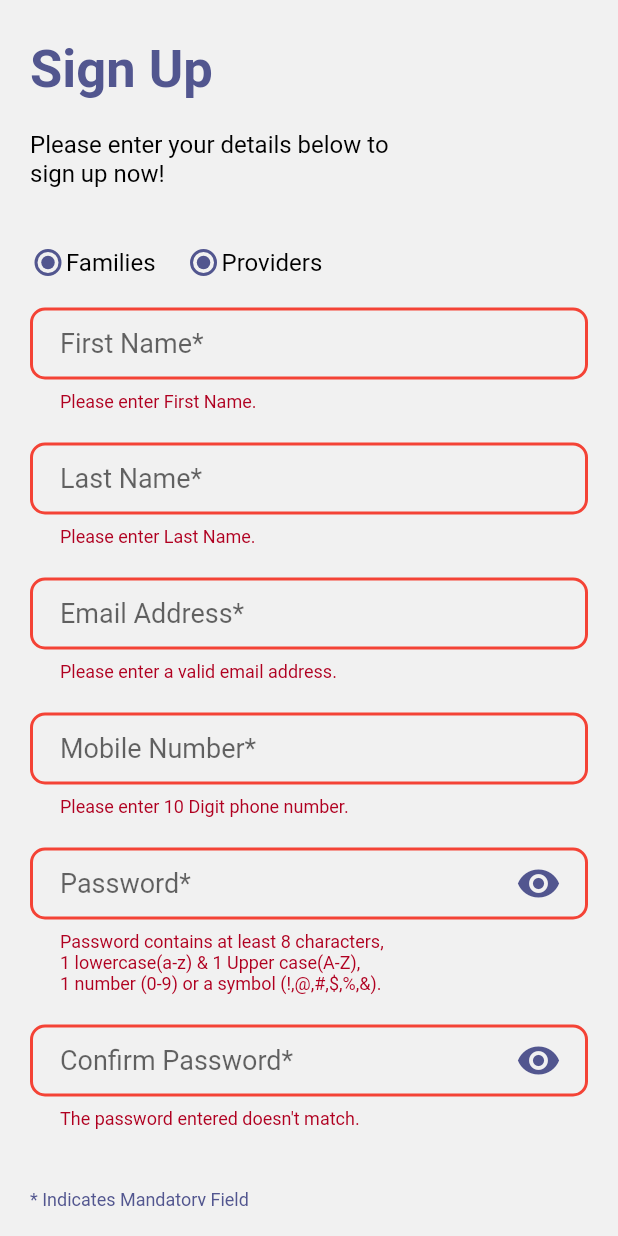
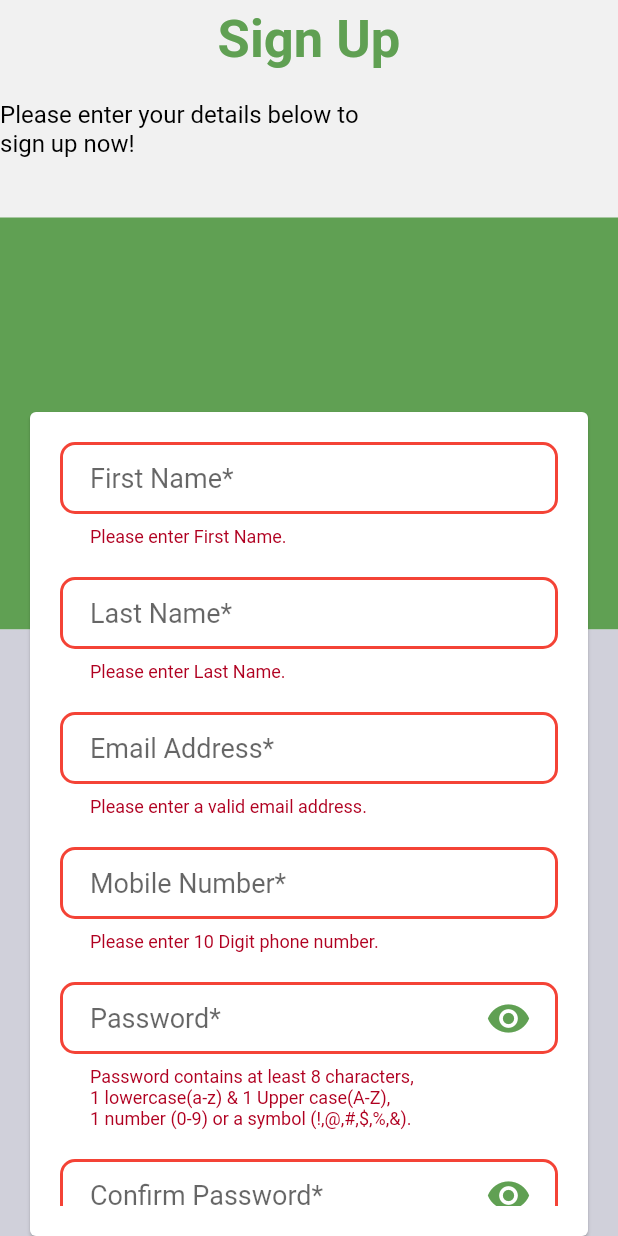
Before and after one commit to amit-flutter/demo_flutter, a Flutter app: the screen it shows after launch, after a tap on "Sign Up", on a phone screen of 412 x 824 dp. Run offline on Flutter 3.47's test engine with Material 2 defaults, Android fonts, the phone set to English and light mode, and no system bars; our stand-ins replace get, shared_preferences.

Commit message:
Splash Screen

```diff
--- a/lib/controller/network/api.dart
+++ b/lib/controller/network/api.dart
@@ -1,8 +1,7 @@
 import 'dart:convert';
 
+import 'package:demo_flutter/utils/constant/strings.dart';
 import 'package:http/http.dart' as http;
-
-import '../utils/constant/strings.dart';
 
 class FormData {
   final String firstname;
--- a/lib/main.dart
+++ b/lib/main.dart
@@ -2,8 +2,8 @@
 
 import 'package:flutter/material.dart';
 import 'package:get/get.dart';
-import 'package:demo_flutter/controller/utils/constant/colors.dart';
-import 'package:demo_flutter/controller/utils/route.dart';
+import 'package:demo_flutter/utils/constant/colors.dart';
+import 'package:demo_flutter/utils/route.dart';
 
 void main() async {
   runApp(const MyApp());
--- a/lib/controller/utils/constant/colors.dart
+++ b/lib/utils/constant/colors.dart
@@ -1,12 +1,12 @@
 import 'package:flutter/material.dart';
-import 'package:demo_flutter/controller/utils/constant/style.dart';
+import 'package:demo_flutter/utils/constant/style.dart';
 
 //ThemeConst class will contain all color and theme info.
 class ThemeConst {
   static const Color kDarkBackGround = Color.fromRGBO(55, 58, 69, 1);
   static const Color kLightBackGround = Color.fromRGBO(241, 241, 241, 1);
 
-  static const Color kHighLight1 = Color(0xFF52568f);
+  static const Color kHighLight1 = Color(0xFF60A053);
   static const Color kHighLight2 = Color(0xfacfcfda);
   static const Color kHighLight2Black = Colors.black;
   static const Color kHighLight3DeepBlue = Color.fromRGBO(35, 60, 91, 1);
@@ -15,7 +15,7 @@ class ThemeConst {
   static const Color kGreen = Colors.green;
   static const Color kYellow = Colors.yellow;
 
-  static const Color kHighLight2White = Color.fromRGBO(255, 255, 255, 1);
+  static const Color kHighLight2White = Colors.white;
   static const Color kHighLight3Black = Color.fromRGBO(0, 0, 0, 1);
   static const Color kHighLight4DarkGray = Color.fromRGBO(137, 145, 173, 1);
   static const Color kHighLight5LightBlue = Color.fromRGBO(160, 174, 225, 1);
--- a/lib/controller/utils/constant/strings.dart
+++ b/lib/utils/constant/strings.dart
@@ -1,6 +1,7 @@
 //all constant string which are used in app are define here.
 class StringConst {
   //Image Path String
+  static const String kLogoImage = 'assets/logo.png';
   static const String kLogo = 'assets/logo.png';
 
   //Sign Up Screen
@@ -28,33 +29,4 @@ class StringConst {
 
   static const String kSuccess = 'Success';
 
-  //home screen
-  static const String kPleaseDefine = 'Please define your available dates\nand times.';
-  static const String kManageAvailability = 'Manage Availability';
-  static const String kMonday = 'Monday';
-
-  static const List<String> timeslots = [
-    "9:00-9:30 AM",
-    "9:30-10:00 AM",
-    "10:00-10:30 AM",
-    "10:30-11:00 AM",
-    "11:00-11:30 AM",
-    "11:30-12:00 AM",
-    "12:00-12:30 AM",
-    "12:30-1:00 AM",
-    "1:00-1:30 AM",
-    "1:30-2:00 AM",
-    "2:00-2:30 AM",
-    "2:30-3:00 AM"
-  ];
-
-  static const daysName = [
-    ['Monday'],
-    ['Tuesday'],
-    ['Wednesday'],
-    ['Thursday'],
-    ['Friday'],
-    ['Saturday'],
-    ['Sunday']
-  ];
 }
--- a/lib/controller/utils/constant/style.dart
+++ b/lib/utils/constant/style.dart
@@ -1,5 +1,5 @@
 import 'package:flutter/material.dart';
-import 'package:demo_flutter/controller/utils/constant/colors.dart';
+import 'package:demo_flutter/utils/constant/colors.dart';
 
 //All constant style are define in style const class.
 class StyleConst {
--- a/lib/controller/utils/constant/widgets.dart
+++ b/lib/utils/constant/widgets.dart
@@ -1,7 +1,7 @@
 import 'package:flutter/cupertino.dart';
 import 'package:get/get.dart';
-import 'package:demo_flutter/controller/utils/constant/colors.dart';
-import 'package:demo_flutter/controller/utils/constant/sizes.dart';
+import 'package:demo_flutter/utils/constant/colors.dart';
+import 'package:demo_flutter/utils/constant/sizes.dart';
 
 //Widget const class define pre-define (default) widget used in app.
 class WidgetConst {
--- a/lib/controller/utils/route.dart
+++ b/lib/utils/route.dart
@@ -1,3 +1,4 @@
+import 'package:demo_flutter/view/setup/splash.dart';
 import 'package:get/get.dart';
 import 'package:demo_flutter/view/home/home.dart';
 import 'package:demo_flutter/view/setup/register.dart';
@@ -5,13 +6,20 @@ import 'package:demo_flutter/view/setup/register.dart';
 ///This class contains all routing pages information - Routing manage by GetX Routing.
 class RouteConst {
   //Page Route String
-  static const String kSignUpScreen = '/';
+  static const String kSplashScreen = '/';
+  static const String kRegister = '/register';
   static const String kHomeScreen = '/home';
 
   List<GetPage> appRoutes = [
     GetPage(
-      name: kSignUpScreen,
-      page: () => const SignUpScreen(),
+      name: kSplashScreen,
+      page: () => const SplashScreen(),
+      transition: Transition.leftToRightWithFade,
+      transitionDuration: const Duration(milliseconds: 500),
+    ),
+    GetPage(
+      name: kRegister,
+      page: () => const RegisterScreen(),
       transition: Transition.leftToRightWithFade,
       transitionDuration: const Duration(milliseconds: 500),
     ),
--- a/lib/view/home/home.dart
+++ b/lib/view/home/home.dart
@@ -1,8 +1,8 @@
 import 'package:flutter/material.dart';
-import 'package:demo_flutter/controller/utils/constant/sizes.dart';
-import 'package:demo_flutter/controller/utils/constant/strings.dart';
-import 'package:demo_flutter/controller/utils/constant/style.dart';
-import 'package:demo_flutter/controller/utils/constant/widgets.dart';
+import 'package:demo_flutter/utils/constant/sizes.dart';
+import 'package:demo_flutter/utils/constant/strings.dart';
+import 'package:demo_flutter/utils/constant/style.dart';
+import 'package:demo_flutter/utils/constant/widgets.dart';
 import 'package:demo_flutter/view/home/widget/repeat_until_save_button.dart';
 
 enum Schedule { daily, timeslot }
@@ -15,7 +15,7 @@ class HomeScreen extends StatelessWidget {
     return Scaffold(
       appBar: AppBar(
         title: WidgetConst.kDefaultText(
-          textString: StringConst.kManageAvailability,
+          textString: "StringConst.kManageAvailability",
           textStyle: StyleConst.kBlack18Normal,
         ),
       ),
--- a/lib/view/home/widget/repeat_until_save_button.dart
+++ b/lib/view/home/widget/repeat_until_save_button.dart
@@ -1,8 +1,8 @@
 import 'package:flutter/material.dart';
 import 'package:get/get.dart';
 import 'package:demo_flutter/controller/home_page.dart';
-import 'package:demo_flutter/controller/utils/constant/colors.dart';
-import 'package:demo_flutter/controller/utils/constant/widgets.dart';
+import 'package:demo_flutter/utils/constant/colors.dart';
+import 'package:demo_flutter/utils/constant/widgets.dart';
 import 'package:demo_flutter/view/widgets/custom_elevated_button.dart';
 
 class RepeatUntilAndSaveButton extends StatelessWidget {
--- a/lib/view/setup/register.dart
+++ b/lib/view/setup/register.dart
@@ -1,25 +1,23 @@
 import 'package:flutter/material.dart';
 import 'package:get/get.dart';
 import 'package:demo_flutter/controller/network/api.dart';
-import 'package:demo_flutter/controller/utils/constant/colors.dart';
-import 'package:demo_flutter/controller/utils/constant/strings.dart';
-import 'package:demo_flutter/controller/utils/constant/style.dart';
-import 'package:demo_flutter/controller/utils/constant/widgets.dart';
-import 'package:demo_flutter/controller/utils/route.dart';
-import 'package:demo_flutter/controller/utils/services/share_preference.dart';
+import 'package:demo_flutter/utils/constant/colors.dart';
+import 'package:demo_flutter/utils/constant/strings.dart';
+import 'package:demo_flutter/utils/constant/style.dart';
+import 'package:demo_flutter/utils/constant/widgets.dart';
+import 'package:demo_flutter/utils/route.dart';
+import 'package:demo_flutter/utils/services/share_preference.dart';
 import 'package:demo_flutter/view/widgets/custom_elevated_button.dart';
 import 'package:demo_flutter/view/widgets/custom_text_field.dart';
 
-class SignUpScreen extends StatefulWidget {
-  const SignUpScreen({Key? key}) : super(key: key);
+class RegisterScreen extends StatefulWidget {
+  const RegisterScreen({Key? key}) : super(key: key);
 
   @override
-  State<SignUpScreen> createState() => _SignUpScreenState();
+  State<RegisterScreen> createState() => _RegisterScreenState();
 }
 
-enum Login { families, providers }
-
-class _SignUpScreenState extends State<SignUpScreen> {
+class _RegisterScreenState extends State<RegisterScreen> {
   final GlobalKey<FormState> _formKey = GlobalKey<FormState>();
   final TextEditingController _firstNameController = TextEditingController();
   final TextEditingController _lastNameController = TextEditingController();
@@ -30,41 +28,45 @@ class _SignUpScreenState extends State<SignUpScreen> {
 
   @override
   Widget build(BuildContext context) {
-    return SafeArea(
-      child: Scaffold(
-        body: Padding(
-          padding: const EdgeInsets.all(20.0),
+    return Scaffold(
+      body: Stack(
+        children: [
+          Column(
+            crossAxisAlignment: CrossAxisAlignment.stretch,
+            children: [
+              ///Header Part
+              WidgetConst.kHeightSpacer(heightMultiplier: 0.3),
+              WidgetConst.kDefaultText(
+                  textString: StringConst.kSignUp,
+                  textStyle: WidgetConst.highLight1Bold20.copyWith(fontSize: 35)),
+              WidgetConst.kHeightSpacer(),
+              WidgetConst.kDefaultText(
+                  textString: StringConst.kSignUpSubtitle, maxLine: 2, textAlign: TextAlign.start),
+              WidgetConst.kHeightSpacer(heightMultiplier: 2),
+              Container(height: Get.height / 3, color: ThemeConst.kHighLight1),
+              Expanded(
+                child: Container(color: ThemeConst.kHighLight2),
+              ),
+
+            ],
+          ),
+          Card(
+            margin: EdgeInsets.only(top: Get.height/3,left: 20,right: 20),
+            child: Padding(
+              padding: const EdgeInsets.all(20),
+              child: SafeArea(
                 child: Form(
                   key: _formKey,
                   child: SingleChildScrollView(
                     child: Column(
-                mainAxisAlignment: MainAxisAlignment.center,
+                      // mainAxisAlignment: MainAxisAlignment.center,
                       crossAxisAlignment: CrossAxisAlignment.start,
                       children: [
-                  ///Header Part
-                  WidgetConst.kHeightSpacer(heightMultiplier: 0.3),
-                  WidgetConst.kDefaultText(
-                      textString: StringConst.kSignUp, textStyle: WidgetConst.highLight1Bold20.copyWith(fontSize: 35)),
-                  WidgetConst.kHeightSpacer(),
-                  WidgetConst.kDefaultText(
-                      textString: StringConst.kSignUpSubtitle, maxLine: 2, textAlign: TextAlign.start),
-                  WidgetConst.kHeightSpacer(heightMultiplier: 2),
 
-                  ///Radio Buttons
-                  SizedBox(
-                    height: 20,
-                    child: Row(
+
+                        //First Name
+                        Column(
                           children: [
-                        const CustomRadioButton(value: Login.families),
-                        WidgetConst.kDefaultText(textString: StringConst.kFamilies),
-                        WidgetConst.kWidthSpacer(),
-                        const CustomRadioButton(value: Login.providers),
-                        WidgetConst.kDefaultText(textString: StringConst.kProviders)
-                      ],
-                    ),
-                  ),
-                  WidgetConst.kHeightSpacer(),
-                  //First Name
                             CustomTextField(
                               title: StringConst.kFirstName,
                               keyBoardType: TextInputType.text,
@@ -109,7 +111,10 @@ class _SignUpScreenState extends State<SignUpScreen> {
                               keyBoardType: TextInputType.number,
                               textFieldController: _mobileNumberController,
                               validation: (value) {
-                      return value == null || value.isEmpty || value.length != 10 || !RegExp(r"^[0-9]").hasMatch(value)
+                                return value == null ||
+                                        value.isEmpty ||
+                                        value.length != 10 ||
+                                        !RegExp(r"^[0-9]").hasMatch(value)
                                     ? '${StringConst.kPleaseEnter} ${StringConst.kValidMobileNumber}.'
                                     : null;
                               },
@@ -124,7 +129,8 @@ class _SignUpScreenState extends State<SignUpScreen> {
                               validation: (value) {
                                 return value == null ||
                                         value.isEmpty ||
-                              !RegExp(r'^(?=.*?[A-Z])(?=.*?[a-z])(?=.*?[0-9])(?=.*?[!@#\$&*~]).{8,}$').hasMatch(value)
+                                        !RegExp(r'^(?=.*?[A-Z])(?=.*?[a-z])(?=.*?[0-9])(?=.*?[!@#\$&*~]).{8,}$')
+                                            .hasMatch(value)
                                     ? '${StringConst.kValidPassword}.'
                                     : null;
                               },
@@ -172,9 +178,14 @@ class _SignUpScreenState extends State<SignUpScreen> {
                             ),
                           ],
                         ),
+                      ],
                     ),
                   ),
                 ),
+              ),
+            ),
+          ),
+        ],
       ),
     );
   }
@@ -216,23 +227,3 @@ class _SignUpScreenState extends State<SignUpScreen> {
     _formKey.currentState!.save();
   }
 }
-
-class CustomRadioButton extends StatefulWidget {
-  const CustomRadioButton({super.key, required this.value});
-  final Login value;
-  @override
-  State<CustomRadioButton> createState() => _CustomRadioButtonState();
-}
-
-class _CustomRadioButtonState extends State<CustomRadioButton> {
-  @override
-  Widget build(BuildContext context) {
-    return Radio(
-        visualDensity:
-            const VisualDensity(horizontal: VisualDensity.minimumDensity, vertical: VisualDensity.minimumDensity),
-        materialTapTargetSize: MaterialTapTargetSize.shrinkWrap,
-        value: widget.value,
-        groupValue: widget.value,
-        onChanged: (value) {});
-  }
-}
--- a/lib/view/setup/splash.dart
+++ b/lib/view/setup/splash.dart
@@ -1,10 +1,38 @@
+import 'dart:async';
+
+import 'package:demo_flutter/utils/constant/colors.dart';
+import 'package:demo_flutter/utils/constant/strings.dart';
+import 'package:demo_flutter/utils/route.dart';
 import 'package:flutter/material.dart';
+import 'package:get/get.dart';
 
-class SplashScreen extends StatelessWidget {
-  const SplashScreen ({Key? key}) : super(key: key);
+class SplashScreen extends StatefulWidget {
+  const SplashScreen({Key? key}) : super(key: key);
+
+  @override
+  State<SplashScreen> createState() => _SplashScreenState();
+}
+
+class _SplashScreenState extends State<SplashScreen> {
+  @override
+  void initState() {
+    setup();
+    super.initState();
+  }
+
+  void setup() async {
+    // CentralController centralController = Get.find();
+    // centralController.isLogin = await Preferences.isLogin();
+
+    //After 2 seconds Splash screen remove and new screen will be added.(Control transfer from one to another)
+    Timer(const Duration(seconds: 2), () => Get.toNamed(RouteConst.kRegister));
+  }
 
   @override
   Widget build(BuildContext context) {
-    return Container();
+    return Scaffold(
+      backgroundColor: ThemeConst.kHighLight1,
+      body: Center(child: Image.asset(StringConst.kLogoImage)),
+    );
   }
 }
--- a/lib/view/widgets/custom_elevated_button.dart
+++ b/lib/view/widgets/custom_elevated_button.dart
@@ -1,7 +1,7 @@
 import 'package:flutter/material.dart';
-import 'package:demo_flutter/controller/utils/constant/colors.dart';
-import 'package:demo_flutter/controller/utils/constant/style.dart';
-import 'package:demo_flutter/controller/utils/constant/widgets.dart';
+import 'package:demo_flutter/utils/constant/colors.dart';
+import 'package:demo_flutter/utils/constant/style.dart';
+import 'package:demo_flutter/utils/constant/widgets.dart';
 
 class CustomElevatedButton extends StatelessWidget {
   const CustomElevatedButton({
--- a/lib/view/widgets/custom_text_field.dart
+++ b/lib/view/widgets/custom_text_field.dart
@@ -38,6 +38,7 @@ class _CustomTextFieldState extends State<CustomTextField> {
         decoration: InputDecoration(
           //  labelText: widget.title,
           hintText: "${widget.title}*",
+
           // hintStyle: WidgetConst.kHighLightDark18.copyWith(color: Colors.grey),
           suffixIcon: widget.isSuffixIcon
               ? IconButton(
--- a/pubspec.yaml
+++ b/pubspec.yaml
@@ -56,3 +56,6 @@ dev_dependencies:
 flutter:
 
   uses-material-design: true
+
+  assets:
+    - assets/
```
Also changed, not shown: lib/utils/constant/sizes.dart (renamed from lib/controller/utils/constant/sizes.dart), lib/utils/services/share_preference.dart (renamed from lib/controller/utils/services/share_preference.dart), pubspec.lock. Lines whose indentation alone changed are shown as unchanged.
